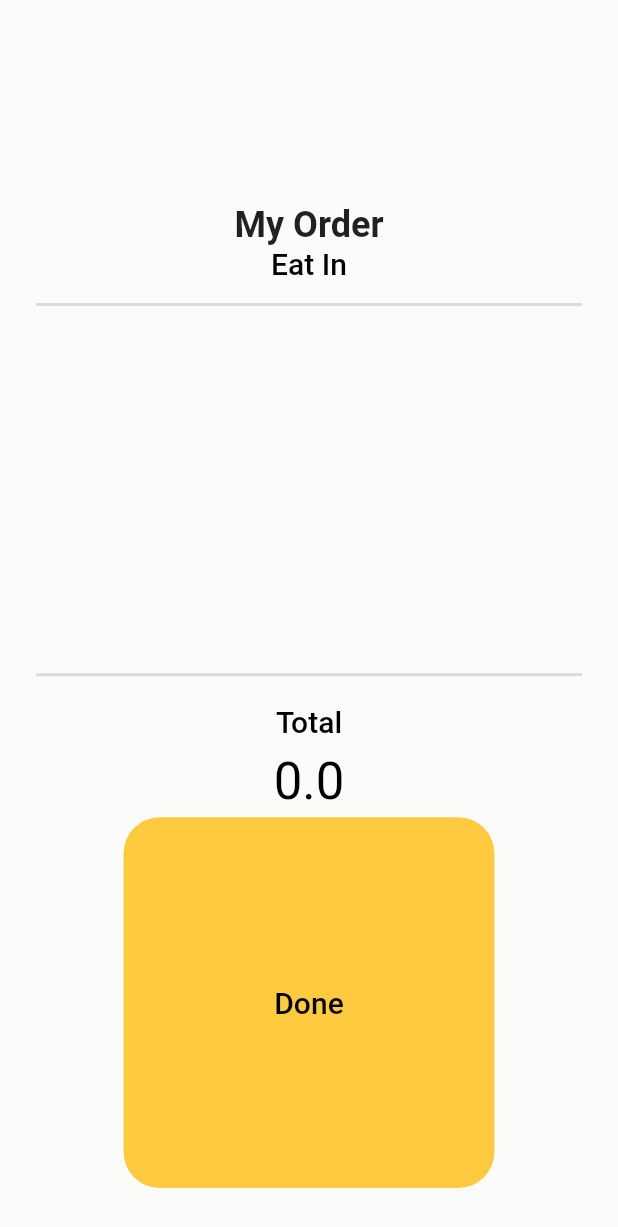
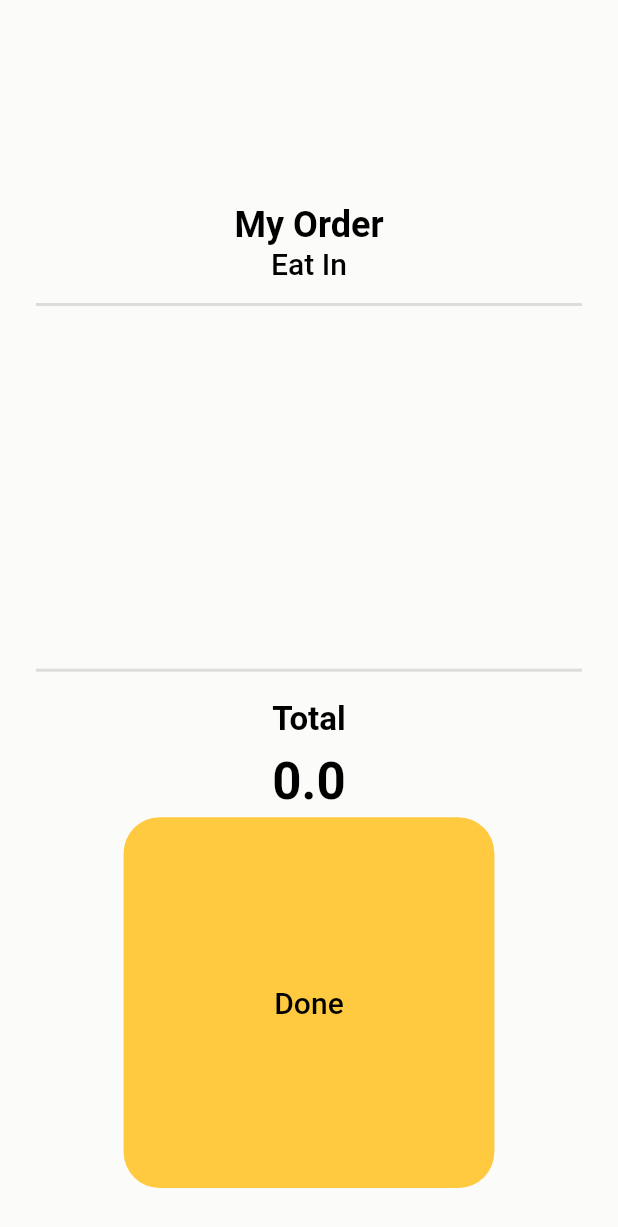
Before and after one commit to anoochit/flutter_kiosk, a Flutter app: the MenuOrderList widget shown alone on an empty page, opened directly, on a phone screen of 412 x 824 dp. Shown: the top 1227 px of the screen. Run offline on Flutter 3.47's test engine with Material 2 defaults, Android fonts, the phone set to English and light mode, and no system bars; our stand-ins replace cached_network_image, get, get_storage, google_fonts, shimmer; accounts and stored records are empty; network calls fail; Roboto replaces fonts that are missing (Mukta).

Commit message:
add themes

```diff
--- a/kiosk/lib/controls/kiosk_controller.dart
+++ b/kiosk/lib/controls/kiosk_controller.dart
@@ -5,7 +5,6 @@ import 'package:get_storage/get_storage.dart';
 import 'package:kiosk/models/food_model.dart' as food;
 import 'package:kiosk/models/order_model.dart' as order;
 import 'package:kiosk/services/kiosk_service.dart';
-import 'package:flutter_cache/flutter_cache.dart' as cache;
 
 class KioskController extends GetxController {
   RxList<Map> orderData = [{}].obs;
--- a/kiosk/lib/pages/menu/menu_order_widget.dart
+++ b/kiosk/lib/pages/menu/menu_order_widget.dart
@@ -6,9 +6,9 @@ import 'package:get/get_core/get_core.dart';
 import 'package:get/get_instance/src/extension_instance.dart';
 import 'package:get/get_navigation/src/extension_navigation.dart';
 import 'package:get/get_state_manager/get_state_manager.dart';
-import 'package:kiosk/const.dart';
 import 'package:kiosk/controls/kiosk_controller.dart';
 import 'package:kiosk/pages/order/order.dart';
+import 'package:kiosk/themes/theme.dart';
 import 'package:kiosk/widgets/ordertype_widget.dart';
 
 class MenuOrderList extends StatefulWidget {
@@ -34,12 +34,9 @@ class _MenuOrderListState extends State<MenuOrderList> {
             children: [
               const SizedBox(height: 128 + 8),
               // my order title
-              Text(
+              const Text(
                 "My Order",
-                style: TextStyle(
-                  fontSize: Theme.of(context).textTheme.headline5!.fontSize,
-                  fontWeight: FontWeight.w600,
-                ),
+                style: kTextTitle5,
               ),
 
               Obx(() => OrderTypeWidget(title: '${kioskController.orderType}', style: Theme.of(context).textTheme.headline6)),
@@ -84,7 +81,7 @@ class _MenuOrderListState extends State<MenuOrderList> {
                 },
               ),
 
-              // TODO : Change code on total calculation
+              // total calculation
               GetBuilder<KioskController>(
                   id: 'order',
                   init: KioskController(),
@@ -104,18 +101,18 @@ class _MenuOrderListState extends State<MenuOrderList> {
                             thickness: 2.0,
                           ),
                         ),
-                        Padding(
-                          padding: const EdgeInsets.symmetric(vertical: 4.0),
+                        const Padding(
+                          padding: EdgeInsets.symmetric(vertical: 4.0),
                           child: Text(
                             "Total",
-                            style: Theme.of(context).textTheme.headline6,
+                            style: kTextTitle6,
                           ),
                         ),
                         Padding(
                           padding: const EdgeInsets.symmetric(vertical: 4.0),
                           child: Text(
                             '$total',
-                            style: Theme.of(context).textTheme.headline4,
+                            style: kTextTitle4,
                           ),
                         ),
 
--- /dev/null
+++ b/kiosk/lib/themes/theme.dart
@@ -0,0 +1,12 @@
+import 'package:flutter/material.dart';
+
+// colors
+const kMacGreen = Color.fromARGB(255, 43, 123, 59);
+const kMacYellow = Color.fromARGB(255, 255, 202, 64);
+const kMacGrey = Color.fromARGB(255, 251, 251, 249);
+
+const kProductTitle = TextStyle(fontSize: 24, fontWeight: FontWeight.bold, color: Colors.black);
+const kPriceTitle = TextStyle(fontSize: 34, fontWeight: FontWeight.bold, color: kMacYellow);
+const kTextTitle5 = TextStyle(fontSize: 24, fontWeight: FontWeight.bold, color: Colors.black);
+const kTextTitle6 = TextStyle(fontSize: 22, fontWeight: FontWeight.bold, color: Colors.black);
+const kTextTitle4 = TextStyle(fontSize: 34, fontWeight: FontWeight.bold, color: Colors.black);
```
Also changed, not shown: kiosk/lib/const.dart (+1 -7 lines), kiosk/lib/pages/menu/menu.dart (+0 -12 lines), kiosk/lib/pages/menu/menu_category_widget.dart (+8 -6 lines), kiosk/lib/pages/order/order.dart (+2 -5 lines), 1 other file.
